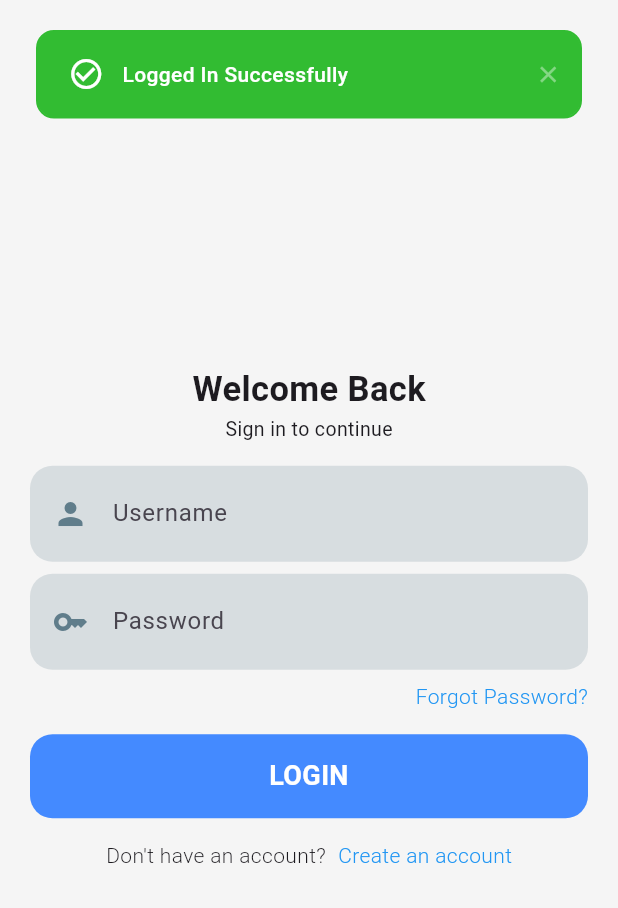
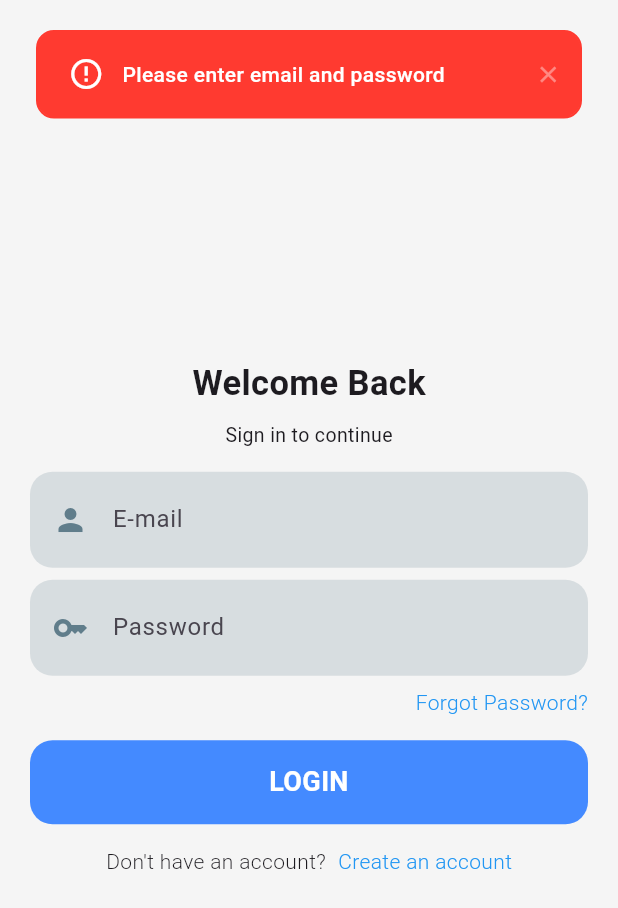
Before and after one commit to shakibalhasan-code/firebase_auth, a Flutter app: the screen it shows after launch, after a tap on "LOGIN", on a phone screen of 412 x 824 dp. Shown: the top 908 px of the screen. Run offline on Flutter 3.47's test engine with Material 3 defaults, Android fonts, the phone set to English and light mode, and no system bars; our stand-ins replace firebase_auth, firebase_core, font_awesome_flutter, toastification; missing offline and left inert: dart:ffi; accounts and stored records are empty; network calls fail.

Commit message:
firebase auth done with reset password :)

```diff
--- /dev/null
+++ b/lib/services/firebase_auth_services.dart
@@ -0,0 +1,54 @@
+import 'dart:ffi';
+import 'package:firebase_auth/firebase_auth.dart';
+import 'package:flutter/material.dart';
+import 'package:flutter_auth/services/toast_message_services.dart';
+
+class UserAuthentication {
+  static Future<UserCredential?> createAccount(BuildContext context, String email, String pass) async {
+    UserCredential? userCredential;
+    try {
+      userCredential = await FirebaseAuth.instance.createUserWithEmailAndPassword(
+        email: email,
+        password: pass,
+      );
+      CustomToastMessage().show(context, 'Account created successfully', true);
+      return userCredential;
+    } on FirebaseAuthException catch (e) {
+      if (e.code == 'weak-password') {
+        CustomToastMessage().show(context, 'The password provided is too weak.', false);
+      } else if (e.code == 'email-already-in-use') {
+        CustomToastMessage().show(context, 'The account already exists for that email.', false);
+      } else {
+        CustomToastMessage().show(context, e.message ?? 'An unknown error occurred', false);
+      }
+    } catch (e) {
+      CustomToastMessage().show(context, 'An error occurred: $e', false);
+    }
+    return null;
+  }
+
+  static Future<UserCredential?> signInAccount (BuildContext context,String email, String pass) async{
+
+    UserCredential? userCredential;
+    try{
+      userCredential = await FirebaseAuth.instance.signInWithEmailAndPassword(
+        email: email,
+        password: pass,
+      );
+      return userCredential;
+    } on FirebaseException catch (e){
+      CustomToastMessage().show(context, e.toString(), false);
+    }
+    return null;
+  }
+
+  static Future<Void?> forgotPassword(BuildContext context, String email) async{
+    try{
+      await FirebaseAuth.instance.sendPasswordResetEmail(email: email);
+      CustomToastMessage().show(context, 'Success ! Please check your email and reset', true);
+    }on FirebaseException catch(e){
+      CustomToastMessage().show(context, e.toString(), false);
+    }
+    return null;
+  }
+}
--- /dev/null
+++ b/lib/services/toast_message_services.dart
@@ -0,0 +1,15 @@
+import 'package:flutter/material.dart';
+import 'package:toastification/toastification.dart';
+
+class CustomToastMessage {
+  void show(BuildContext context, String messageText, bool success) {
+    toastification.show(
+      context: context,
+      title: Text(messageText),
+      type: success ? ToastificationType.success : ToastificationType.error,
+      alignment: Alignment.topCenter,
+      style: ToastificationStyle.fillColored,
+      autoCloseDuration: Duration(seconds: 5),
+    );
+  }
+}
--- a/lib/view/screens/login_screen.dart
+++ b/lib/view/screens/login_screen.dart
@@ -1,11 +1,15 @@
+import 'package:firebase_auth/firebase_auth.dart';
+import 'package:firebase_core/firebase_core.dart';
 import 'package:flutter/material.dart';
+import 'package:flutter_auth/services/firebase_auth_services.dart';
 import 'package:flutter_auth/styles/text_styles.dart';
+import 'package:flutter_auth/view/screens/forgot_screen.dart';
 import 'package:flutter_auth/view/screens/signup_screen.dart';
 import 'package:flutter_auth/widgets/edit_text.dart';
 import 'package:flutter_auth/widgets/my_button.dart';
 import 'package:flutter_auth/widgets/toast_message.dart';
-import 'package:flutter_auth/widgets/white_rounded_shape.dart';
-import 'package:toastification/toastification.dart';
+
+import '../../services/toast_message_services.dart';
 
 class LoginScreen extends StatefulWidget {
   const LoginScreen({super.key});
@@ -15,10 +19,19 @@ class LoginScreen extends StatefulWidget {
 }
 
 class _LoginScreenState extends State<LoginScreen> {
+  final TextEditingController _emailController = TextEditingController();
+  final TextEditingController _passController = TextEditingController();
+
+  @override
+  void initState() {
+    super.initState();
+    Firebase.initializeApp();
+
+  }
   @override
   Widget build(BuildContext context) {
     EdgeInsets devicePadding = MediaQuery.of(context).padding;
-    return  Scaffold(
+    return Scaffold(
       backgroundColor: Colors.grey.shade100,
       body: SizedBox(
         width: double.infinity,
@@ -28,41 +41,81 @@ class _LoginScreenState extends State<LoginScreen> {
           child: Column(
             mainAxisAlignment: MainAxisAlignment.center,
             children: [
-              Text('Welcome Back',style: h1Text,),
-              Text('Sign in to continue',style: h4Text,),
-              SizedBox(height: 15,),
-              CustomEditText(icon: Icons.person,hint: 'Username'),
-              SizedBox(height: 8,),
-              CustomEditText(icon: Icons.key,hint: 'Password'),
-              SizedBox(height: 8,),
+              Text('Welcome Back', style: h1Text),
+              const SizedBox(height: 8),
+              Text('Sign in to continue', style: h4Text),
+              const SizedBox(height: 15),
+              CustomEditText(
+                obscureText: false,
+                textEditingController: _emailController,
+                type: TextInputType.emailAddress,
+                icon: Icons.person,
+                hint: 'E-mail',
+              ),
+              const SizedBox(height: 8),
+              CustomEditText(
+                textEditingController: _passController,
+                type: TextInputType.text,
+                obscureText: true,
+                icon: Icons.key,
+                hint: 'Password',
+              ),
+              const SizedBox(height: 8),
               Row(
                 mainAxisAlignment: MainAxisAlignment.end,
                 children: [
-                  Text('Forgot Password?',textAlign: TextAlign.end,style: TextStyle(
-                    color: Colors.blue,fontWeight: FontWeight.w300
-                  ),),
-
+                  InkWell(
+                    onTap: () {
+                      Navigator.push(
+                        context,
+                        MaterialPageRoute(builder: (context) => const ForgotScreen()),
+                      );
+                    },
+                    child: const Text(
+                      'Forgot Password?',
+                      textAlign: TextAlign.end,
+                      style: TextStyle(color: Colors.blue, fontWeight: FontWeight.w300),
+                    ),
+                  ),
                 ],
               ),
-              SizedBox(height: 15,),
-              MyButton(onTap:(){
-                CustomToastMessage.show(context, 'Logged In Successfully');
-              },text: 'LOGIN', color: Colors.blueAccent),
-              SizedBox(height: 15,),
+              const SizedBox(height: 15),
+              MyButton(
+                onTap: () {
+                  String email = _emailController.text.trim();
+                  String pass = _passController.text.trim();
+                  if (email.isNotEmpty && pass.isNotEmpty) {
+                    UserAuthentication.signInAccount(context, email, pass);
+                  } else {
+                    CustomToastMessage().show(context, 'Please enter email and password', false);
+                  }
+                },
+                text: 'LOGIN',
+                color: Colors.blueAccent,
+              ),
+              const SizedBox(height: 15),
               Row(
                 mainAxisAlignment: MainAxisAlignment.center,
                 children: [
-                  Text('Don\'t have an account?',textAlign: TextAlign.end,style: TextStyle(fontWeight: FontWeight.w300
-                  ),),
-                  SizedBox(width: 8,),
+                  Text(
+                    'Don\'t have an account?',
+                    textAlign: TextAlign.end,
+                    style: TextStyle(fontWeight: FontWeight.w300),
+                  ),
+                  const SizedBox(width: 8),
                   InkWell(
-                    onTap: (){
-                      Navigator.push(context, MaterialPageRoute(builder: (context)=>SignUpScreen()));
+                    onTap: () {
+                      Navigator.push(
+                        context,
+                        MaterialPageRoute(builder: (context) => SignUpScreen()),
+                      );
                     },
-                    child: Text('Create an account',textAlign: TextAlign.end,style: TextStyle(color:Colors.blue,fontWeight: FontWeight.w300
-                    ),),
+                    child: Text(
+                      'Create an account',
+                      textAlign: TextAlign.end,
+                      style: TextStyle(color: Colors.blue, fontWeight: FontWeight.w300),
+                    ),
                   ),
-
                 ],
               ),
             ],
--- a/lib/view/screens/signup_screen.dart
+++ b/lib/view/screens/signup_screen.dart
@@ -1,4 +1,6 @@
 import 'package:flutter/material.dart';
+import 'package:flutter_auth/services/firebase_auth_services.dart';
+import 'package:flutter_auth/services/toast_message_services.dart';
 import 'package:flutter_auth/styles/text_styles.dart';
 import 'package:flutter_auth/widgets/edit_text.dart';
 import 'package:flutter_auth/widgets/my_button.dart';
@@ -14,6 +16,10 @@ class SignUpScreen extends StatefulWidget {
 }
 
 class _SignUpScreenState extends State<SignUpScreen> {
+  final TextEditingController _emailController = TextEditingController();
+  final TextEditingController _passController = TextEditingController();
+  final TextEditingController _nameController = TextEditingController();
+  final TextEditingController _userController = TextEditingController();
   @override
   Widget build(BuildContext context) {
     EdgeInsets devicePadding = MediaQuery.of(context).padding;
@@ -30,39 +36,51 @@ class _SignUpScreenState extends State<SignUpScreen> {
               mainAxisSize: MainAxisSize.min,
               crossAxisAlignment: CrossAxisAlignment.center,
               children: [
+                 Column(
+                  children: [
                     Text('Create a Free Account', style: h1Text),
+                    SizedBox(height: 8,),
                     Text('Fill up this form and continue', style: h4Text),
                     SizedBox(height: 15),
-                CustomEditText(icon: Icons.person, hint: 'Full Name'),
+                    CustomEditText(obscureText: false,textEditingController: _nameController,
+                        type: TextInputType.text,icon: Icons.person, hint: 'Full Name'),
                     SizedBox(height: 8),
-                CustomEditText(icon: Icons.email, hint: 'E-mail'),
+                    CustomEditText(obscureText: false,textEditingController: _emailController,type: TextInputType.emailAddress,icon: Icons.email, hint: 'E-mail'),
                     SizedBox(height: 8),
-                CustomEditText(icon: Icons.person, hint: 'Username'),
+                    CustomEditText(obscureText: false,textEditingController: _userController,type: TextInputType.text,icon: Icons.person, hint: 'Username'),
                     SizedBox(height: 8),
-                CustomEditText(icon: Icons.lock, hint: 'Password'),
+                    CustomEditText(obscureText: true,textEditingController: _passController,type: TextInputType.text,icon: Icons.lock, hint: 'Password'),
                     SizedBox(height: 15),
+                  ],
+                ),
                 MyButton(
                   onTap: () {
-                    CustomToastMessage.show(context, 'Congratulations! You have created your account');
+                    String email = _emailController.text.trim();
+                    String password = _passController.text.trim();
+                    if(email.isNotEmpty && password.isNotEmpty){
+                      UserAuthentication.createAccount(context, email, password);
+                    }else{
+                      CustomToastMessage().show(context, 'Please enter valid email and pass', false);
+                    }
                   },
                   text: 'Sign Up',
                   color: Colors.blueAccent,
                 ),
-                SizedBox(height: 15),
+                const SizedBox(height: 15),
                 Row(
                   mainAxisAlignment: MainAxisAlignment.center,
                   children: [
-                    Text(
+                    const Text(
                       'Already have an account?',
                       textAlign: TextAlign.end,
                       style: TextStyle(fontWeight: FontWeight.w300),
                     ),
-                    SizedBox(width: 8),
+                   const  SizedBox(width: 8),
                     InkWell(
                       onTap: () {
                         Navigator.pop(context);
                       },
-                      child: Text(
+                      child: const Text(
                         'Login',
                         textAlign: TextAlign.end,
                         style: TextStyle(color: Colors.blue, fontWeight: FontWeight.w300),
@@ -70,7 +88,7 @@ class _SignUpScreenState extends State<SignUpScreen> {
                     ),
                   ],
                 ),
-                SizedBox(height: 30),
+                const SizedBox(height: 30),
                 Row(
                   mainAxisAlignment: MainAxisAlignment.center,
                   children: [
--- a/lib/widgets/edit_text.dart
+++ b/lib/widgets/edit_text.dart
@@ -3,7 +3,10 @@ import 'package:flutter/material.dart';
 class CustomEditText extends StatelessWidget {
   final IconData icon;
   final String hint;
-  const CustomEditText({super.key, required this.icon, required this.hint});
+  final TextInputType type;
+  final TextEditingController textEditingController;
+  final bool obscureText;
+  const CustomEditText({super.key, required this.icon, required this.hint, required this.type, required this.textEditingController, required this.obscureText});
 
   @override
   Widget build(BuildContext context) {
@@ -16,6 +19,9 @@ class CustomEditText extends StatelessWidget {
       child: Padding(
         padding: EdgeInsets.symmetric(horizontal: 15,vertical: 8),
         child: TextField(
+          keyboardType: type,
+          controller: textEditingController,
+          obscureText: obscureText,
           decoration: InputDecoration(
             hintText: hint,
             icon: Icon(icon,color: Colors.blueGrey,),
--- a/lib/widgets/toast_message.dart
+++ /dev/null
@@ -1,15 +0,0 @@
-import 'package:flutter/material.dart';
-import 'package:toastification/toastification.dart';
-
-class CustomToastMessage {
-  static void show(BuildContext context, String messageText) {
-    toastification.show(
-      context: context,
-      title: Text(messageText),
-      type: ToastificationType.success,
-      alignment: Alignment.topCenter,
-      style: ToastificationStyle.fillColored,
-      autoCloseDuration: Duration(seconds: 5),
-    );
-  }
-}
--- a/pubspec.yaml
+++ b/pubspec.yaml
@@ -37,6 +37,9 @@ dependencies:
   cupertino_icons: ^1.0.2
   toastification: ^2.0.0
   font_awesome_flutter: ^10.3.0 # Use the latest version available
+  firebase_auth: ^4.5.0  # Ensure this version is compatible with the firebase_core version
+  firebase_core: ^2.10.0  # Use a compatible version
+
 
 
 dev_dependencies:
```
Also changed, not shown: lib/view/screens/forgot_screen.dart (added, +67 -0 lines), lib/widgets/outline_button.dart (added, +32 -0 lines), pubspec.lock, 2 other files. Lines whose indentation alone changed are shown as unchanged.
